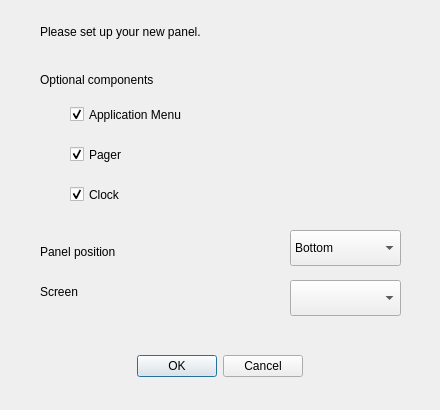
The window that src/view/add_panel_dialog.ui (dangvd/ksmoothdock) describes before a commit, drawn with Qt 5.
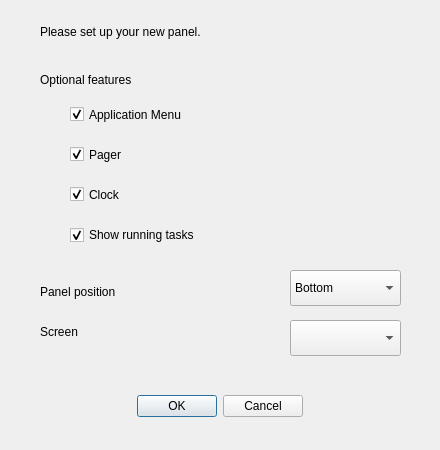
The same window after the commit.

Commit message: Handles the option to show running tasks #103

```diff
--- a/src/view/add_panel_dialog.ui
+++ b/src/view/add_panel_dialog.ui
@@ -7,7 +7,7 @@
     <x>0</x>
     <y>0</y>
     <width>440</width>
-    <height>410</height>
+    <height>450</height>
    </rect>
   </property>
   <property name="windowTitle">
@@ -17,7 +17,7 @@
    <property name="geometry">
     <rect>
      <x>20</x>
-     <y>350</y>
+     <y>390</y>
      <width>400</width>
      <height>32</height>
     </rect>
@@ -36,7 +36,7 @@
    <property name="geometry">
     <rect>
      <x>40</x>
-     <y>240</y>
+     <y>280</y>
      <width>210</width>
      <height>23</height>
     </rect>
@@ -49,7 +49,7 @@
    <property name="geometry">
     <rect>
      <x>290</x>
-     <y>230</y>
+     <y>270</y>
      <width>111</width>
      <height>36</height>
     </rect>
@@ -82,7 +82,7 @@
    <property name="geometry">
     <rect>
      <x>40</x>
-     <y>280</y>
+     <y>320</y>
      <width>210</width>
      <height>23</height>
     </rect>
@@ -95,7 +95,7 @@
    <property name="geometry">
     <rect>
      <x>290</x>
-     <y>280</y>
+     <y>320</y>
      <width>111</width>
      <height>36</height>
     </rect>
@@ -111,7 +111,7 @@
     </rect>
    </property>
    <property name="text">
-    <string>Optional components</string>
+    <string>Optional features</string>
    </property>
   </widget>
   <widget class="QCheckBox" name="showApplicationMenu">
@@ -175,6 +175,22 @@
     <bool>true</bool>
    </property>
   </widget>
+  <widget class="QCheckBox" name="showTaskManager">
+   <property name="geometry">
+    <rect>
+     <x>70</x>
+     <y>220</y>
+     <width>311</width>
+     <height>30</height>
+    </rect>
+   </property>
+   <property name="text">
+    <string>Show running tasks</string>
+   </property>
+   <property name="checked">
+    <bool>true</bool>
+   </property>
+  </widget>
  </widget>
  <resources/>
  <connections>
```
The commit also changes 5 other files.
